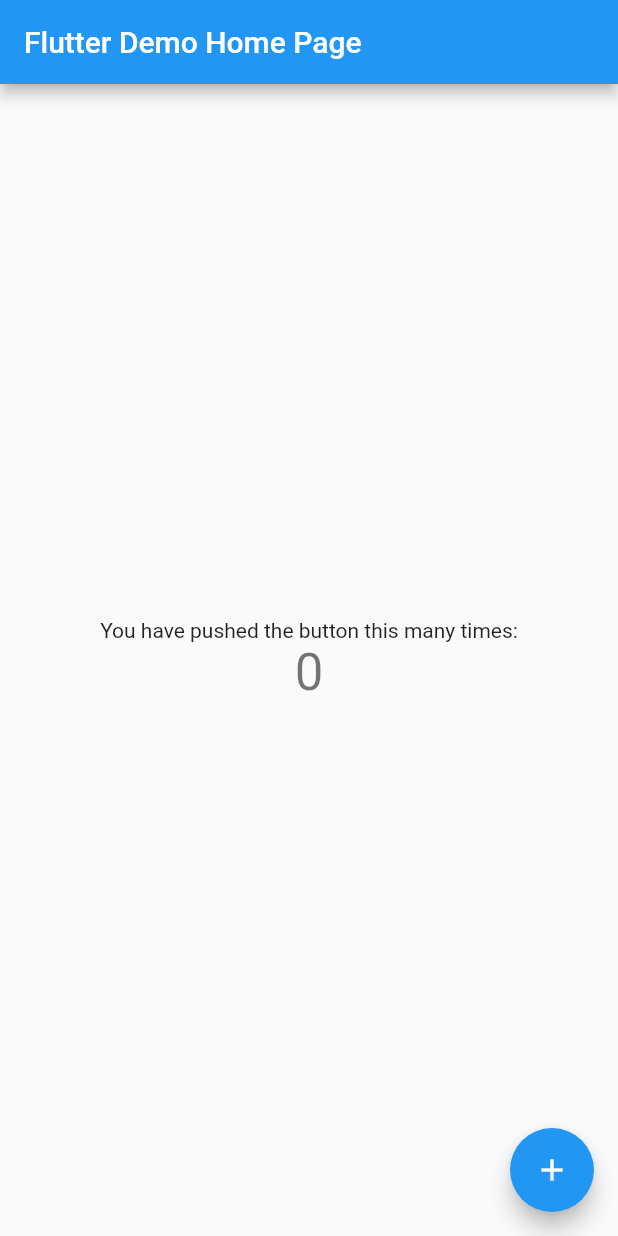
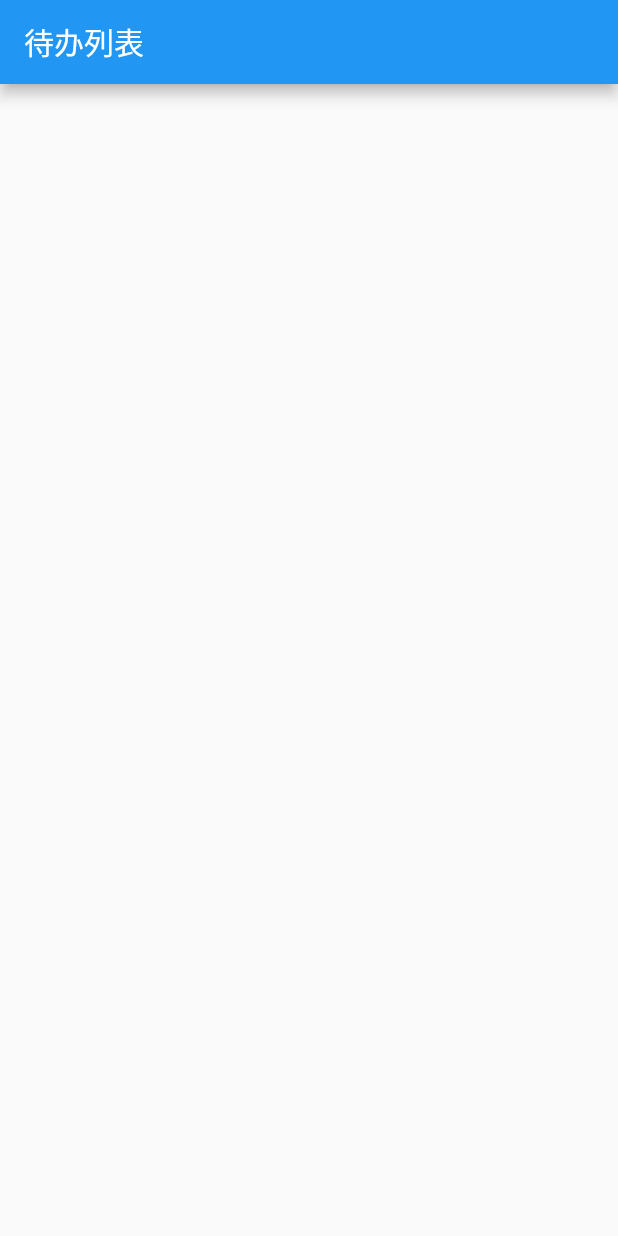
Before and after one commit to VegetableFriend/flutter_todo_app, a Flutter app: the screen it shows after launch, on a phone screen of 412 x 824 dp. Run offline on Flutter 3.47's test engine with Material 2 defaults, Android fonts, the phone set to English and light mode, and no system bars; our stand-ins replace sqflite; missing offline and left inert: reflectable; accounts and stored records are empty.

```diff
--- a/lib/main.dart
+++ b/lib/main.dart
@@ -1,6 +1,8 @@
 import 'package:flutter/material.dart';
+import 'pages/todo_list_page.dart';
 
 void main() {
+
   runApp(MyApp());
 }
 
@@ -9,109 +11,11 @@ class MyApp extends StatelessWidget {
   @override
   Widget build(BuildContext context) {
     return MaterialApp(
-      title: 'Flutter Demo',
       theme: ThemeData(
-        // This is the theme of your application.
-        //
-        // Try running your application with "flutter run". You'll see the
-        // application has a blue toolbar. Then, without quitting the app, try
-        // changing the primarySwatch below to Colors.green and then invoke
-        // "hot reload" (press "r" in the console where you ran "flutter run",
-        // or simply save your changes to "hot reload" in a Flutter IDE).
-        // Notice that the counter didn't reset back to zero; the application
-        // is not restarted.
         primarySwatch: Colors.blue,
-        // This makes the visual density adapt to the platform that you run
-        // the app on. For desktop platforms, the controls will be smaller and
-        // closer together (more dense) than on mobile platforms.
         visualDensity: VisualDensity.adaptivePlatformDensity,
       ),
-      home: MyHomePage(title: 'Flutter Demo Home Page'),
+      home: MainPage(),
     );
   }
 }
-
-class MyHomePage extends StatefulWidget {
-  MyHomePage({Key key, this.title}) : super(key: key);
-
-  // This widget is the home page of your application. It is stateful, meaning
-  // that it has a State object (defined below) that contains fields that affect
-  // how it looks.
-
-  // This class is the configuration for the state. It holds the values (in this
-  // case the title) provided by the parent (in this case the App widget) and
-  // used by the build method of the State. Fields in a Widget subclass are
-  // always marked "final".
-
-  final String title;
-
-  @override
-  _MyHomePageState createState() => _MyHomePageState();
-}
-
-class _MyHomePageState extends State<MyHomePage> {
-  int _counter = 0;
-
-  void _incrementCounter() {
-    setState(() {
-      // This call to setState tells the Flutter framework that something has
-      // changed in this State, which causes it to rerun the build method below
-      // so that the display can reflect the updated values. If we changed
-      // _counter without calling setState(), then the build method would not be
-      // called again, and so nothing would appear to happen.
-      _counter++;
-    });
-  }
-
-  @override
-  Widget build(BuildContext context) {
-    // This method is rerun every time setState is called, for instance as done
-    // by the _incrementCounter method above.
-    //
-    // The Flutter framework has been optimized to make rerunning build methods
-    // fast, so that you can just rebuild anything that needs updating rather
-    // than having to individually change instances of widgets.
-    return Scaffold(
-      appBar: AppBar(
-        // Here we take the value from the MyHomePage object that was created by
-        // the App.build method, and use it to set our appbar title.
-        title: Text(widget.title),
-      ),
-      body: Center(
-        // Center is a layout widget. It takes a single child and positions it
-        // in the middle of the parent.
-        child: Column(
-          // Column is also a layout widget. It takes a list of children and
-          // arranges them vertically. By default, it sizes itself to fit its
-          // children horizontally, and tries to be as tall as its parent.
-          //
-          // Invoke "debug painting" (press "p" in the console, choose the
-          // "Toggle Debug Paint" action from the Flutter Inspector in Android
-          // Studio, or the "Toggle Debug Paint" command in Visual Studio Code)
-          // to see the wireframe for each widget.
-          //
-          // Column has various properties to control how it sizes itself and
-          // how it positions its children. Here we use mainAxisAlignment to
-          // center the children vertically; the main axis here is the vertical
-          // axis because Columns are vertical (the cross axis would be
-          // horizontal).
-          mainAxisAlignment: MainAxisAlignment.center,
-          children: <Widget>[
-            Text(
-              'You have pushed the button this many times:',
-            ),
-            Text(
-              '$_counter',
-              style: Theme.of(context).textTheme.headline4,
-            ),
-          ],
-        ),
-      ),
-      floatingActionButton: FloatingActionButton(
-        onPressed: _incrementCounter,
-        tooltip: 'Increment',
-        child: Icon(Icons.add),
-      ), // This trailing comma makes auto-formatting nicer for build methods.
-    );
-  }
-}
--- /dev/null
+++ b/lib/pages/todo_list_page.dart
@@ -0,0 +1,22 @@
+import 'package:flutter/cupertino.dart';
+import 'package:flutter/material.dart';
+
+class MainPage extends StatelessWidget {
+  @override
+  Widget build(BuildContext context) {
+    return Scaffold(
+      appBar: _buildAppBar(),
+      body: _buildBody(),
+    );
+  }
+
+  AppBar _buildAppBar() {
+    return AppBar(
+      title: Text("待办列表"),
+    );
+  }
+
+  Widget _buildBody() {
+    return Container();
+  }
+}
```
Also changed, not shown: lib/dao/todo_list_dao.dart (added, +7 -0 lines), lib/database/database_manager.dart (added, +34 -0 lines), lib/database/sql_helper.dart (added, +8 -0 lines), lib/models/todo.dart (added, +7 -0 lines), pubspec.yaml (+7 -0 lines), pubspec.lock, 3 other files.
